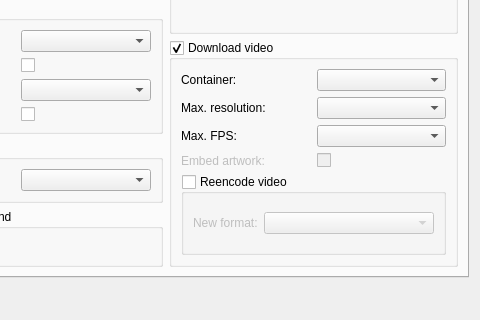
Qt form src/usdb_syncer/gui/forms/SettingsDialog.ui (bohning/usdb_syncer) before a commit; both pictures show x 160 to 640 and y 239 to 559 of the 640 by 677 pixel window.
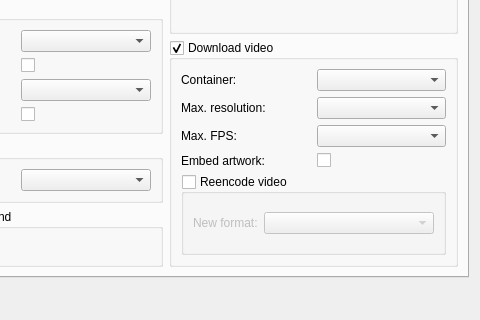
The same form after that commit. Icons and pictures are not drawn.

Commit message:
Reenable option to embed artwork into video files (mp4 only).
Stream selection via ffmpeg has been fixed in USDX.

Diff of the .ui file:
```diff
--- a/src/usdb_syncer/gui/forms/SettingsDialog.ui
+++ b/src/usdb_syncer/gui/forms/SettingsDialog.ui
@@ -435,9 +435,6 @@
             </item>
             <item row="3" column="0">
              <widget class="QLabel" name="label_video_embed_artwork">
-              <property name="enabled">
-               <bool>false</bool>
-              </property>
               <property name="text">
                <string>Embed artwork:</string>
               </property>
@@ -445,9 +442,6 @@
             </item>
             <item row="3" column="1">
              <widget class="QCheckBox" name="checkBox_video_embed_artwork">
-              <property name="enabled">
-               <bool>false</bool>
-              </property>
               <property name="text">
                <string/>
               </property>
```
The commit also changes 1 other file.
